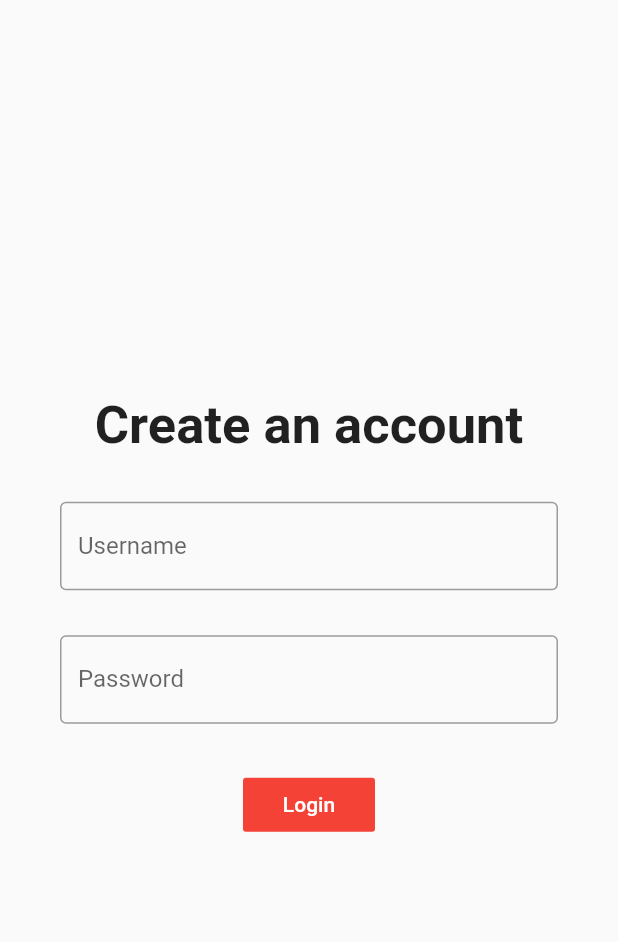
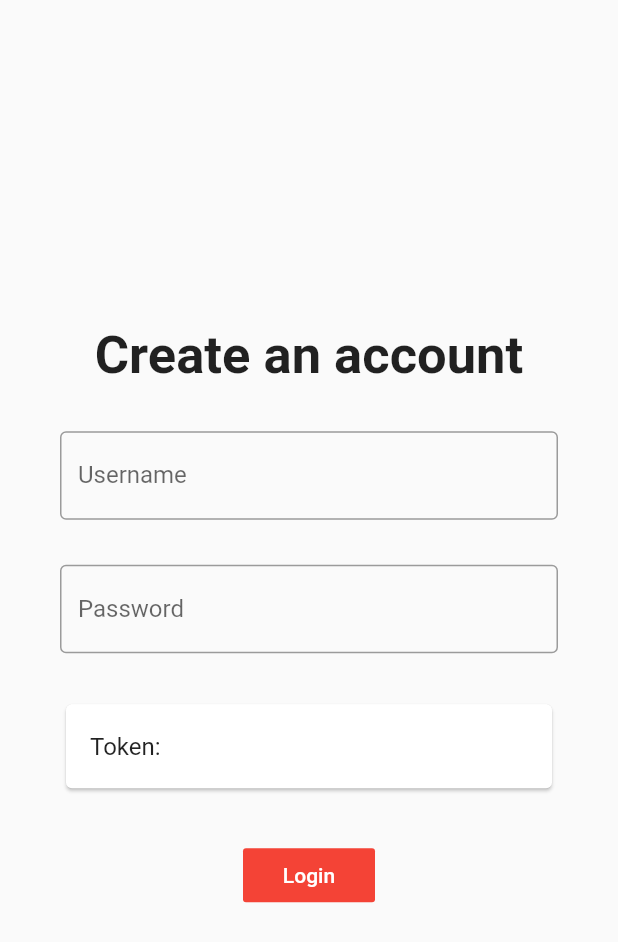
Before and after one commit to Isaac-Tong/open-inventory-management-mobile-flutter, a Flutter app: the CreateAccount screen opened directly, after a tap on "Login", on a phone screen of 412 x 824 dp. Shown: the top 942 px of the screen. Run offline on Flutter 3.47's test engine with Material 2 defaults, Android fonts, the phone set to English and light mode, and no system bars; network calls fail.

Commit message:
Create account page successfully linked with backend.
Currently displays the token for developmental purposes.

```diff
--- a/lib/Login_Screen/create_account.dart
+++ b/lib/Login_Screen/create_account.dart
@@ -1,4 +1,5 @@
 import 'package:flutter/material.dart';
+import '../Networking/authentication.dart';
 
 class CreateAccount extends StatefulWidget {
   @override
@@ -8,6 +9,7 @@ class CreateAccount extends StatefulWidget {
 class _CreateAccountState extends State<CreateAccount> {
   String username;
   String password;
+  String token = 'Token: ';
   @override
   Widget build(BuildContext context) {
     return Scaffold(
@@ -47,10 +49,23 @@ class _CreateAccountState extends State<CreateAccount> {
                       border: OutlineInputBorder(), labelText: 'Password'),
                 ),
                 SizedBox(height: 30),
+                Card(
+                  child: ListTile(
+                    title: Text(
+                        token
+                    ),
+                  ),
+                ),
+                SizedBox(height: 30),
                 FlatButton(
                   color: Colors.red,
                   textColor: Colors.white,
-                  onPressed: () {},
+                  onPressed: () async {
+                    var res = await create_user(username, password);
+                    setState(() {
+                      token = res.body;
+                    });
+                  },
                   child: Text('Login'),
                 ),
               ],
--- a/lib/Networking/api_url.dart
+++ b/lib/Networking/api_url.dart
@@ -1 +1 @@
-String apiURL = '10.0.2.2:3000';
+String apiURL = 'http://10.0.2.2:3000';
--- a/lib/Networking/authentication.dart
+++ b/lib/Networking/authentication.dart
@@ -1,13 +1,14 @@
+import 'dart:convert';
+
 import 'package:http/http.dart' as http;
 import 'api_url.dart';
 
+Future<http.Response> create_user(String user, String pass) async{
+  String createUserUrl = apiURL + '/login/new';
 
-var create_user =
+  //realized that http.post needs to take in json for body
+  var res = await http.post(createUserUrl, headers: {'Content-Type': 'application/json; charset=UTF-8'}, body: jsonEncode({'username': user, 'password': pass}));
 
-
-
-Future getItems() async {
-  String url = apiURL + '/items';
-  var item = await http.get('http://10.0.2.2:3000/items');
-  return item.body;
+  //Response should be the token
+  return res;
 }
```
